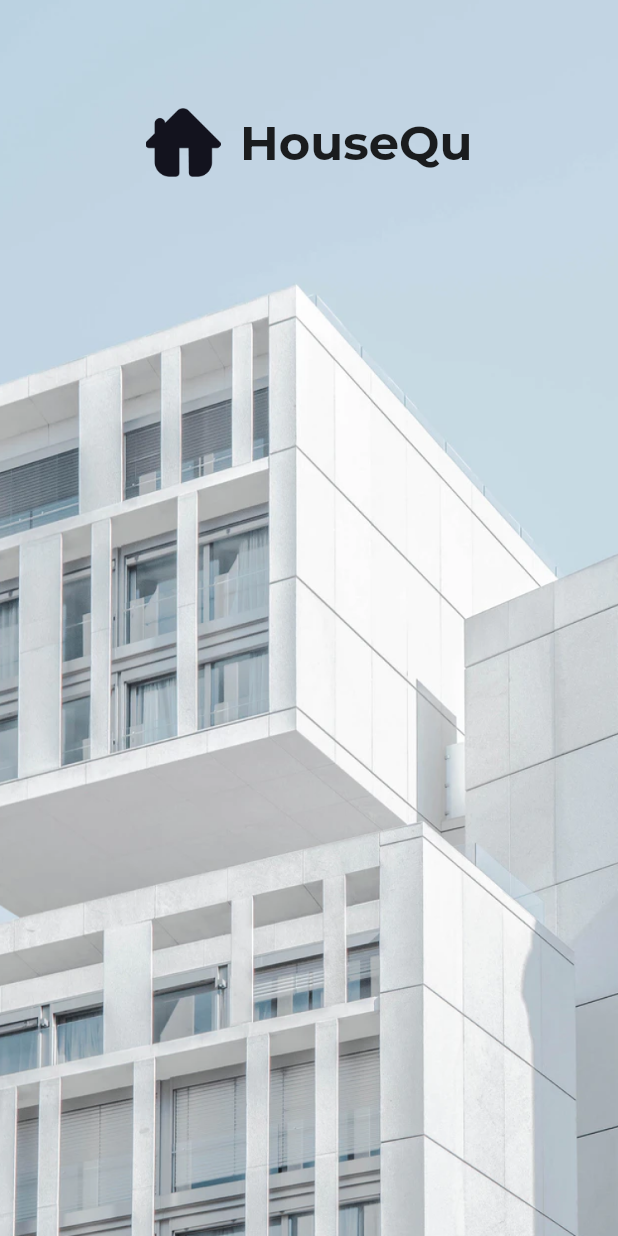
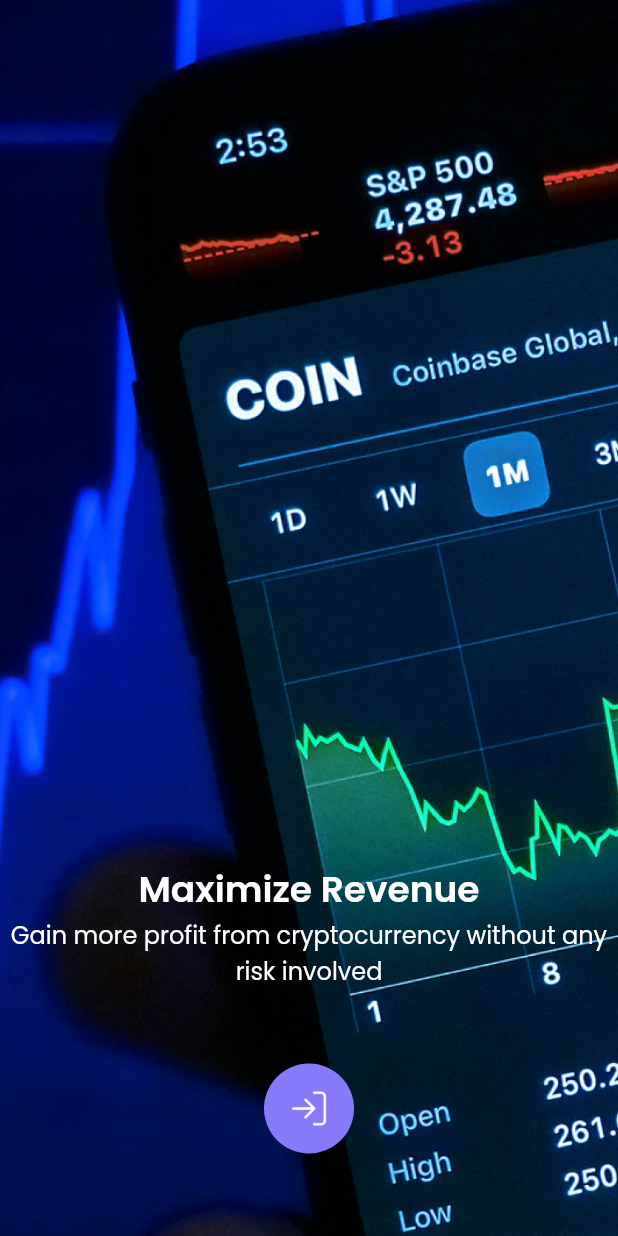
Before and after one commit to rizkitriandani/flutter_ui_challenge, a Flutter app: the screen it shows after launch, on a phone screen of 412 x 824 dp. Run offline on Flutter 3.47's test engine with Material 2 defaults, Android fonts, the phone set to English and light mode, and no system bars; our stand-ins replace google_fonts.

Commit message:
First get started done.

```diff
--- a/lib/main.dart
+++ b/lib/main.dart
@@ -1,4 +1,5 @@
 import 'package:flutter/material.dart';
+import 'package:flutter_ui_challenge/pages/first_get_started.dart';
 import 'package:flutter_ui_challenge/pages/first_splash.dart';
 import 'package:flutter_ui_challenge/pages/second_splash.dart';
 import 'package:flutter_ui_challenge/pages/ui_buttons.dart';
@@ -13,7 +14,8 @@ class SevenDays extends StatelessWidget {
     return const MaterialApp(
       debugShowCheckedModeBanner: false,
       // home: FirstSplash(),
-      home: SecondSplash(),
+      // home: SecondSplash(),
+      home: FirstGetStarted(),
       // home: UIButtonShowCase(),
     );
   }
--- /dev/null
+++ b/lib/pages/first_get_started.dart
@@ -0,0 +1,60 @@
+import 'package:flutter/material.dart';
+import 'package:google_fonts/google_fonts.dart';
+
+class FirstGetStarted extends StatelessWidget {
+  const FirstGetStarted({Key? key}) : super(key: key);
+
+  @override
+  Widget build(BuildContext context) {
+    return Container(
+      constraints: const BoxConstraints.expand(),
+      decoration: const BoxDecoration(
+          image: DecorationImage(
+              image: AssetImage("assets/bg_get_started.png"),
+              fit: BoxFit.cover)),
+      child: Scaffold(
+        backgroundColor: Colors.transparent,
+        body: SafeArea(
+          child: Container(
+            margin: const EdgeInsets.only(bottom: 55),
+            child: Column(
+              mainAxisAlignment: MainAxisAlignment.end,
+              children: [
+                Text('Maximize Revenue',
+                    style: GoogleFonts.poppins(
+                      color: Colors.white,
+                      fontSize: 24,
+                      fontWeight: FontWeight.w600,
+                    )),
+                Text(
+                  'Gain more profit from cryptocurrency without any risk involved',
+                  style: GoogleFonts.poppins(
+                    color: Colors.white,
+                    fontSize: 16,
+                  ),
+                  textAlign: TextAlign.center,
+                ),
+                const SizedBox(height: 50),
+                SizedBox(
+                  width: 60,
+                  height: 60,
+                  child: TextButton(
+                    onPressed: () {},
+                    style: TextButton.styleFrom(
+                        backgroundColor: const Color(0xff877BFB),
+                        shape: RoundedRectangleBorder(
+                            borderRadius: BorderRadius.circular(50))),
+                    child: Container(
+                      child:
+                          Image.asset('assets/ic_login_arrow.png', width: 28),
+                    ),
+                  ),
+                ),
+              ],
+            ),
+          ),
+        ),
+      ),
+    );
+  }
+}
```
Also changed, not shown: assets/bg_get_started.png (added), assets/ic_login_arrow.png (added).
